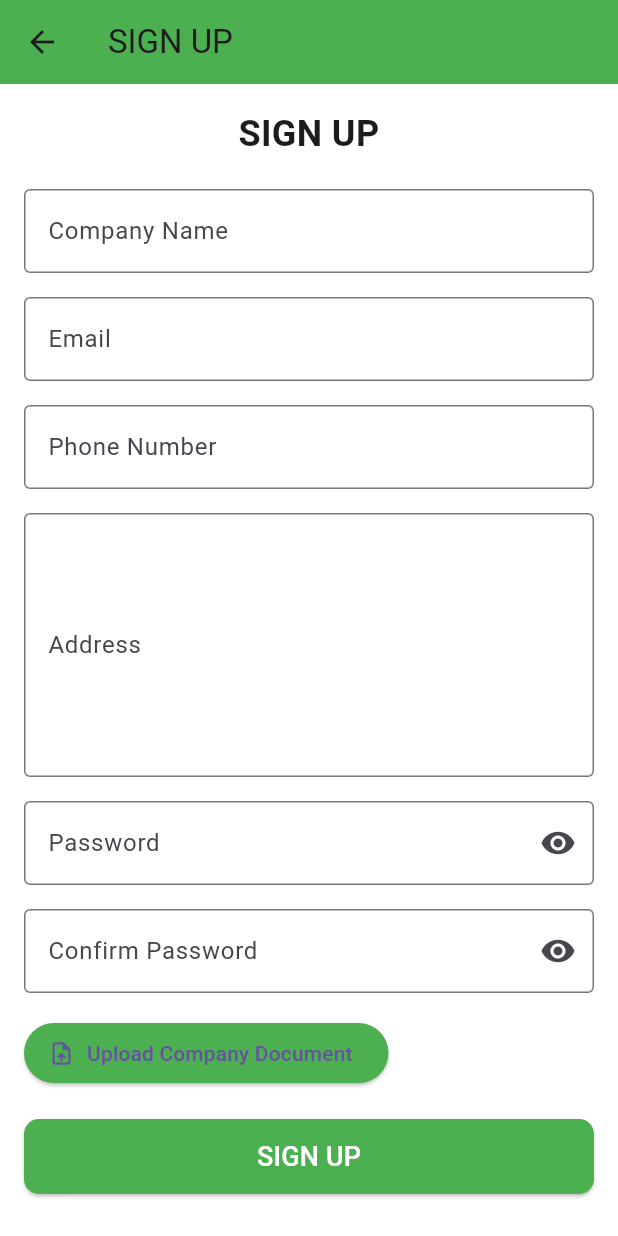
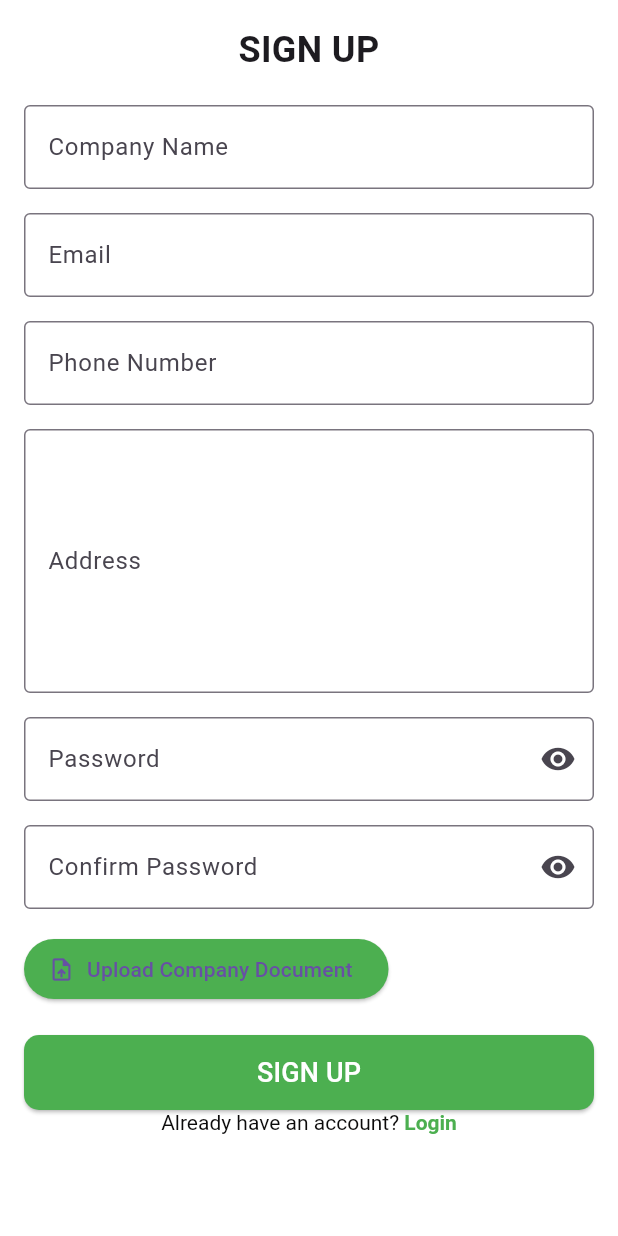
Before and after one commit to projectsmartagri/smartagri, a Flutter app: the SupplierSignupScreen screen opened directly, on a phone screen of 412 x 824 dp. Run offline on Flutter 3.47's test engine with Material 3 defaults, Android fonts, the phone set to English and light mode, and no system bars; our stand-ins replace carousel_slider, cloud_firestore, firebase_auth, firebase_core, firebase_storage, flutter_masked_text2 and 1 more; missing offline and left inert: phone_form_field; accounts and stored records are empty; network calls fail.

Commit message:
supplier booking,home,login,signup

```diff
--- a/lib/main.dart
+++ b/lib/main.dart
@@ -4,6 +4,7 @@ import 'package:provider/provider.dart';
 import 'package:smartagri/firebase_options.dart';
 import 'package:smartagri/modules/farmer/screens/homepage_screen.dart';
 import 'package:smartagri/modules/supplier/screens/SupplierLoginScreen.dart';
+import 'package:smartagri/modules/supplier/screens/Supplierhome_screen.dart';
 import 'package:smartagri/modules/user/view_model/auth_view_model.dart';
 import 'modules/user/screens/bottomnavigationbar.dart';
 
@@ -28,6 +29,6 @@ Future<void> main() async {
           scaffoldBackgroundColor: Colors.white
 
         ),
-        home: SupplierLoginScreen()),
+        home: SupplierHomeScreen()),
     ) ,);
 }
--- a/lib/modules/supplier/screens/SupplierSignUpScreen.dart
+++ b/lib/modules/supplier/screens/SupplierSignUpScreen.dart
@@ -1,8 +1,10 @@
 import 'dart:io';
 
 import 'package:firebase_auth/firebase_auth.dart';
+import 'package:flutter/gestures.dart';
 import 'package:flutter/material.dart';
 import 'package:image_picker/image_picker.dart';
+import 'package:smartagri/modules/supplier/screens/SupplierLoginScreen.dart';
 import 'package:smartagri/modules/supplier/services/Supplier_auth%20_services.dart';
 
 class SupplierSignupScreen extends StatefulWidget {
@@ -96,10 +98,10 @@ class _SupplierSupplierSignupScreenState extends State<SupplierSignupScreen> {
   @override
   Widget build(BuildContext context) {
     return Scaffold(
-      appBar: AppBar(
+     /* appBar: AppBar(
         title: const Text('SIGN UP'),
         backgroundColor: Colors.green,
-      ),
+      ),*/
       body:isLoading ?  const Center(
         child: CircularProgressIndicator(),
       )  : Padding(
@@ -290,6 +292,28 @@ class _SupplierSupplierSignupScreenState extends State<SupplierSignupScreen> {
                   ),
                 ),
               ),
+               RichText(
+                      textAlign:TextAlign.center,
+                      text: TextSpan(
+                        children: [
+                          const TextSpan(
+                            text: 'Already have an account? ',
+                            style: TextStyle(color: Color.fromARGB(255, 11, 10, 10)),
+                          ),
+                          TextSpan(
+                            text: 'Login',
+                            style: TextStyle(color: Colors.green, fontWeight: FontWeight.bold),
+                            recognizer: TapGestureRecognizer()
+                              ..onTap = () {
+                                Navigator.push(
+                                  context,
+                                  MaterialPageRoute(builder: (context) => SupplierLoginScreen()),
+                                );
+                              },
+                          ),
+                        ],
+                      ),
+                    ),
             ],
           ),
         ),
```
Also changed, not shown: lib/modules/supplier/screens/SupplierLoginScreen.dart (+4 -4 lines), lib/modules/supplier/screens/SupplierProfile_Screen.dart (added, +32 -0 lines), lib/modules/supplier/screens/Supplier_bookingdetails_screen.dart (added, +32 -0 lines), lib/modules/supplier/screens/Supplierhome_screen.dart (+29 -20 lines).
